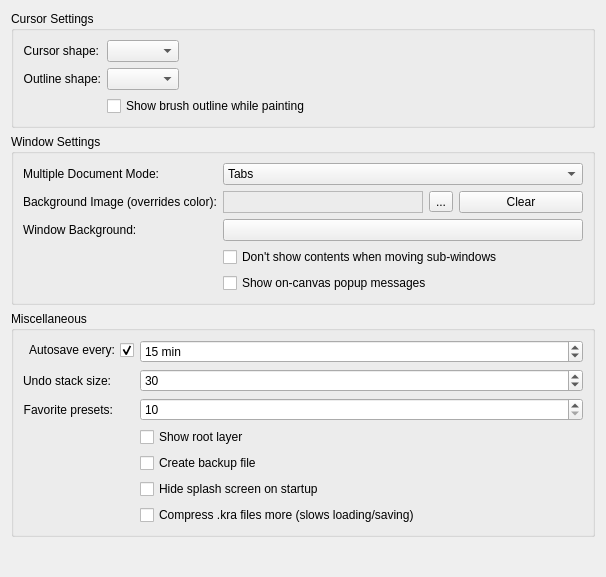
Before: the Qt Designer form krita/ui/forms/wdggeneralsettings.ui in KDE/krita, drawn with Qt 5.
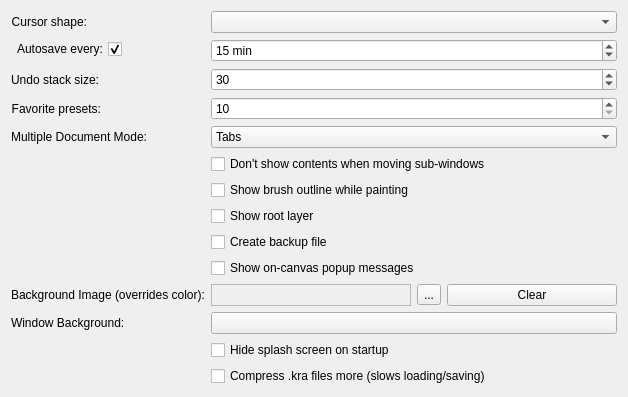
After: the same form once the commit is applied. Custom widgets are drawn as their Qt base class.

Commit message:
Revert "Rearrange the general settings tab"
This reverts commit 2c3f4f0b4ae4279c07a7df3d9f8365abc38fadd9.

Conflicts:
	krita/ui/forms/wdggeneralsettings.ui

The edit to the form file:
```diff
--- a/krita/ui/forms/wdggeneralsettings.ui
+++ b/krita/ui/forms/wdggeneralsettings.ui
@@ -6,20 +6,13 @@
    <rect>
     <x>0</x>
     <y>0</y>
-    <width>606</width>
-    <height>577</height>
+    <width>628</width>
+    <height>396</height>
    </rect>
   </property>
   <layout class="QVBoxLayout" name="verticalLayout">
    <item>
-    <widget class="QGroupBox" name="groupBox">
-     <property name="title">
-      <string>Cursor Settings</string>
-     </property>
      <layout class="QFormLayout" name="formLayout">
-      <property name="fieldGrowthPolicy">
-       <enum>QFormLayout::ExpandingFieldsGrow</enum>
-      </property>
       <item row="0" column="0">
        <widget class="QLabel" name="textLabel1">
         <property name="sizePolicy">
@@ -39,44 +32,103 @@
       <item row="0" column="1">
        <widget class="QComboBox" name="m_cmbCursorShape"/>
       </item>
-      <item row="2" column="1">
-       <widget class="QCheckBox" name="m_showOutlinePainting">
-        <property name="text">
-         <string>Show brush outline while painting</string>
-        </property>
-       </widget>
-      </item>
-      <item row="1" column="1">
-       <widget class="QComboBox" name="m_cmbOutlineShape"/>
-      </item>
       <item row="1" column="0">
-       <widget class="QLabel" name="textLabel1_2">
+      <widget class="QCheckBox" name="m_autosaveCheckBox">
         <property name="sizePolicy">
+        <sizepolicy hsizetype="MinimumExpanding" vsizetype="Fixed">
+         <horstretch>0</horstretch>
+         <verstretch>0</verstretch>
+        </sizepolicy>
+       </property>
+       <property name="layoutDirection">
+        <enum>Qt::RightToLeft</enum>
+       </property>
+       <property name="text">
+        <string>Autosave every:</string>
+       </property>
+       <property name="checked">
+        <bool>true</bool>
+       </property>
+      </widget>
+     </item>
+     <item row="1" column="1">
+      <widget class="QSpinBox" name="m_autosaveSpinBox">
+       <property name="suffix">
+        <string notr="true"> min</string>
+       </property>
+       <property name="minimum">
+        <number>1</number>
+       </property>
+       <property name="maximum">
+        <number>1440</number>
+       </property>
+       <property name="singleStep">
+        <number>5</number>
+       </property>
+       <property name="value">
+        <number>15</number>
+       </property>
+      </widget>
+     </item>
+     <item row="2" column="0">
+      <widget class="QLabel" name="label">
+       <property name="sizePolicy">
          <sizepolicy hsizetype="Preferred" vsizetype="Preferred">
           <horstretch>0</horstretch>
           <verstretch>0</verstretch>
          </sizepolicy>
         </property>
         <property name="text">
-         <string>Outline shape:</string>
+        <string>Undo stack size:</string>
         </property>
         <property name="alignment">
          <set>Qt::AlignRight|Qt::AlignTrailing|Qt::AlignVCenter</set>
         </property>
        </widget>
       </item>
-     </layout>
-    </widget>
-   </item>
-   <item>
-    <widget class="QGroupBox" name="groupBox_2">
-     <property name="title">
-      <string>Window Settings</string>
-     </property>
-     <layout class="QHBoxLayout" name="horizontalLayout_2">
-      <item>
-       <layout class="QFormLayout" name="formLayout_2">
-        <item row="0" column="0">
+     <item row="2" column="1">
+      <widget class="QSpinBox" name="m_undoStackSize">
+       <property name="minimum">
+        <number>0</number>
+       </property>
+       <property name="maximum">
+        <number>1000</number>
+       </property>
+       <property name="singleStep">
+        <number>5</number>
+       </property>
+       <property name="value">
+        <number>30</number>
+       </property>
+      </widget>
+     </item>
+     <item row="3" column="0">
+      <widget class="QLabel" name="label_3">
+       <property name="sizePolicy">
+        <sizepolicy hsizetype="Preferred" vsizetype="Preferred">
+         <horstretch>0</horstretch>
+         <verstretch>0</verstretch>
+        </sizepolicy>
+       </property>
+       <property name="text">
+        <string>Favorite presets:</string>
+       </property>
+       <property name="alignment">
+        <set>Qt::AlignRight|Qt::AlignTrailing|Qt::AlignVCenter</set>
+       </property>
+      </widget>
+     </item>
+     <item row="3" column="1">
+      <widget class="QSpinBox" name="m_favoritePresetsSpinBox">
+       <property name="minimum">
+        <number>10</number>
+       </property>
+       <property name="maximum">
+        <number>30</number>
+       </property>
+      </widget>
+     </item>
+     <item row="4" column="0">
          <widget class="QLabel" name="label_2">
           <property name="text">
            <string>Multiple Document Mode:</string>
@@ -86,7 +138,7 @@
           </property>
          </widget>
         </item>
-        <item row="0" column="1">
+     <item row="4" column="1">
          <widget class="QComboBox" name="m_cmbMDIType">
           <property name="currentIndex">
            <number>1</number>
@@ -103,14 +155,42 @@
           </item>
          </widget>
         </item>
-        <item row="1" column="0">
+     <item row="5" column="1">
+      <widget class="QCheckBox" name="m_chkRubberBand">
+       <property name="text">
+        <string>Don't show contents when moving sub-windows</string>
+       </property>
+      </widget>
+     </item>
+     <item row="6" column="1">
+      <widget class="QCheckBox" name="m_showOutlinePainting">
+       <property name="text">
+        <string>Show brush outline while painting</string>
+       </property>
+      </widget>
+     </item>
+     <item row="7" column="1">
+      <widget class="QCheckBox" name="chkShowRootLayer">
+       <property name="text">
+        <string>Show root layer</string>
+       </property>
+      </widget>
+     </item>
+     <item row="8" column="1">
+      <widget class="QCheckBox" name="m_backupFileCheckBox">
+       <property name="text">
+        <string>Create backup file </string>
+       </property>
+      </widget>
+     </item>
+     <item row="10" column="0">
          <widget class="QLabel" name="label_5">
           <property name="text">
            <string>Background Image (overrides color):</string>
           </property>
          </widget>
         </item>
-        <item row="1" column="1">
+     <item row="10" column="1">
          <layout class="QHBoxLayout" name="horizontalLayout" stretch="0,0,0">
           <item>
            <widget class="QLabel" name="m_backgroundimage">
@@ -153,7 +233,14 @@
           </item>
          </layout>
         </item>
-        <item row="2" column="1">
+     <item row="12" column="0">
+      <widget class="QLabel" name="label_4">
+       <property name="text">
+        <string>Window Background:</string>
+       </property>
+      </widget>
+     </item>
+     <item row="12" column="1">
          <widget class="KColorButton" name="m_mdiColor">
           <property name="text">
            <string/>
@@ -174,157 +261,21 @@
           </property>
          </widget>
         </item>
-        <item row="2" column="0">
-         <widget class="QLabel" name="label_4">
-          <property name="text">
-           <string>Window Background:</string>
-          </property>
-         </widget>
-        </item>
-        <item row="3" column="1">
-         <widget class="QCheckBox" name="m_chkRubberBand">
-          <property name="text">
-           <string>Don't show contents when moving sub-windows</string>
-          </property>
-         </widget>
-        </item>
-        <item row="4" column="1">
-         <widget class="QCheckBox" name="m_chkCanvasMessages">
-          <property name="text">
-           <string>Show on-canvas popup messages</string>
-          </property>
-         </widget>
-        </item>
-       </layout>
-      </item>
-     </layout>
-     <zorder></zorder>
-    </widget>
-   </item>
-   <item>
-    <widget class="QGroupBox" name="groupBox_3">
-     <property name="title">
-      <string>Miscellaneous</string>
-     </property>
-     <layout class="QFormLayout" name="formLayout_3">
-      <item row="0" column="0">
-       <widget class="QCheckBox" name="m_autosaveCheckBox">
-        <property name="sizePolicy">
-         <sizepolicy hsizetype="MinimumExpanding" vsizetype="Fixed">
-          <horstretch>0</horstretch>
-          <verstretch>0</verstretch>
-         </sizepolicy>
-        </property>
-        <property name="layoutDirection">
-         <enum>Qt::RightToLeft</enum>
-        </property>
-        <property name="text">
-         <string>Autosave every:</string>
-        </property>
-        <property name="checked">
-         <bool>true</bool>
-        </property>
-       </widget>
-      </item>
-      <item row="0" column="1">
-       <widget class="QSpinBox" name="m_autosaveSpinBox">
-        <property name="suffix">
-         <string notr="true"> min</string>
-        </property>
-        <property name="minimum">
-         <number>1</number>
-        </property>
-        <property name="maximum">
-         <number>1440</number>
-        </property>
-        <property name="singleStep">
-         <number>5</number>
-        </property>
-        <property name="value">
-         <number>15</number>
-        </property>
-       </widget>
-      </item>
-      <item row="1" column="0">
-       <widget class="QLabel" name="label">
-        <property name="sizePolicy">
-         <sizepolicy hsizetype="Preferred" vsizetype="Preferred">
-          <horstretch>0</horstretch>
-          <verstretch>0</verstretch>
-         </sizepolicy>
-        </property>
-        <property name="text">
-         <string>Undo stack size:</string>
-        </property>
-        <property name="alignment">
-         <set>Qt::AlignRight|Qt::AlignTrailing|Qt::AlignVCenter</set>
-        </property>
-       </widget>
-      </item>
-      <item row="1" column="1">
-       <widget class="QSpinBox" name="m_undoStackSize">
-        <property name="minimum">
-         <number>0</number>
-        </property>
-        <property name="maximum">
-         <number>1000</number>
-        </property>
-        <property name="singleStep">
-         <number>5</number>
-        </property>
-        <property name="value">
-         <number>30</number>
-        </property>
-       </widget>
-      </item>
-      <item row="2" column="0">
-       <widget class="QLabel" name="label_3">
-        <property name="sizePolicy">
-         <sizepolicy hsizetype="Preferred" vsizetype="Preferred">
-          <horstretch>0</horstretch>
-          <verstretch>0</verstretch>
-         </sizepolicy>
-        </property>
-        <property name="text">
-         <string>Favorite presets:</string>
-        </property>
-        <property name="alignment">
-         <set>Qt::AlignRight|Qt::AlignTrailing|Qt::AlignVCenter</set>
-        </property>
-       </widget>
-      </item>
-      <item row="2" column="1">
-       <widget class="QSpinBox" name="m_favoritePresetsSpinBox">
-        <property name="minimum">
-         <number>10</number>
-        </property>
-        <property name="maximum">
-         <number>30</number>
-        </property>
-       </widget>
-      </item>
-      <item row="3" column="1">
-       <widget class="QCheckBox" name="chkShowRootLayer">
-        <property name="text">
-         <string>Show root layer</string>
-        </property>
-       </widget>
-      </item>
-      <item row="4" column="1">
-       <widget class="QCheckBox" name="m_backupFileCheckBox">
-        <property name="text">
-         <string>Create backup file </string>
-        </property>
-       </widget>
-      </item>
-      <item row="5" column="1">
+     <item row="13" column="1">
        <widget class="QCheckBox" name="m_hideSplashScreen">
         <property name="text">
          <string>Hide splash screen on startup</string>
         </property>
        </widget>
       </item>
-      <item row="6" column="1">
+     <item row="9" column="1">
+      <widget class="QCheckBox" name="m_chkCanvasMessages">
+       <property name="text">
+        <string>Show on-canvas popup messages</string>
+       </property>
+      </widget>
+     </item>
+     <item row="14" column="1">
        <widget class="QCheckBox" name="m_chkCompressKra">
         <property name="text">
          <string>Compress .kra files more (slows loading/saving)</string>
@@ -332,7 +283,6 @@
        </widget>
       </item>
      </layout>
-    </widget>
    </item>
    <item>
     <spacer name="verticalSpacer">
```
Lines whose indentation alone changed are shown as unchanged.
